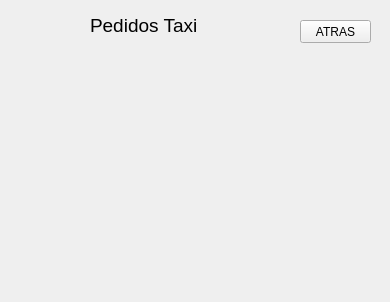
This is pedirtaxi.ui in Gelber-Martinez/TrabajoFinalPS as Qt 5 draws it before an edit. The edited form follows.
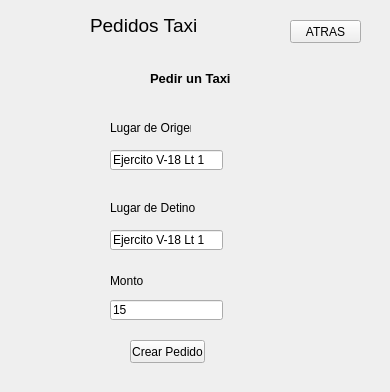
This is the edited form. Icons and pictures are not drawn.

Commit message: Añadiendo PedirTaxiCompleto

Diff of the .ui file:
```diff
--- a/pedirtaxi.ui
+++ b/pedirtaxi.ui
@@ -7,7 +7,7 @@
     <x>0</x>
     <y>0</y>
     <width>390</width>
-    <height>302</height>
+    <height>392</height>
    </rect>
   </property>
   <property name="windowTitle">
@@ -34,7 +34,7 @@
   <widget class="QPushButton" name="pushButton">
    <property name="geometry">
     <rect>
-     <x>300</x>
+     <x>290</x>
      <y>20</y>
      <width>71</width>
      <height>23</height>
@@ -43,6 +43,175 @@
    <property name="text">
     <string>ATRAS</string>
    </property>
+   <property name="icon">
+    <iconset resource="Imagenes.qrc">
+     <normaloff>:/imagenes/espalda.png</normaloff>:/imagenes/espalda.png</iconset>
+   </property>
+  </widget>
+  <widget class="QLabel" name="label_2">
+   <property name="geometry">
+    <rect>
+     <x>150</x>
+     <y>70</y>
+     <width>81</width>
+     <height>16</height>
+    </rect>
+   </property>
+   <property name="font">
+    <font>
+     <pointsize>10</pointsize>
+     <weight>75</weight>
+     <bold>true</bold>
+    </font>
+   </property>
+   <property name="text">
+    <string>Pedir un Taxi</string>
+   </property>
+  </widget>
+  <widget class="QLabel" name="label_3">
+   <property name="geometry">
+    <rect>
+     <x>110</x>
+     <y>120</y>
+     <width>81</width>
+     <height>16</height>
+    </rect>
+   </property>
+   <property name="text">
+    <string>Lugar de Origen</string>
+   </property>
+  </widget>
+  <widget class="QLabel" name="label_4">
+   <property name="geometry">
+    <rect>
+     <x>70</x>
+     <y>110</y>
+     <width>31</width>
+     <height>31</height>
+    </rect>
+   </property>
+   <property name="text">
+    <string/>
+   </property>
+   <property name="pixmap">
+    <pixmap resource="Imagenes.qrc">:/imagenes/carrera.png</pixmap>
+   </property>
+  </widget>
+  <widget class="QLineEdit" name="lineEdit">
+   <property name="geometry">
+    <rect>
+     <x>110</x>
+     <y>150</y>
+     <width>113</width>
+     <height>20</height>
+    </rect>
+   </property>
+   <property name="inputMask">
+    <string/>
+   </property>
+   <property name="text">
+    <string>Ejercito V-18 Lt 1</string>
+   </property>
+  </widget>
+  <widget class="QLabel" name="label_5">
+   <property name="geometry">
+    <rect>
+     <x>110</x>
+     <y>200</y>
+     <width>111</width>
+     <height>16</height>
+    </rect>
+   </property>
+   <property name="text">
+    <string>Lugar de Detino</string>
+   </property>
+  </widget>
+  <widget class="QLabel" name="label_6">
+   <property name="geometry">
+    <rect>
+     <x>70</x>
+     <y>180</y>
+     <width>31</width>
+     <height>41</height>
+    </rect>
+   </property>
+   <property name="text">
+    <string/>
+   </property>
+   <property name="pixmap">
+    <pixmap resource="Imagenes.qrc">:/imagenes/alfiler.png</pixmap>
+   </property>
+  </widget>
+  <widget class="QLineEdit" name="lineEdit_2">
+   <property name="geometry">
+    <rect>
+     <x>110</x>
+     <y>230</y>
+     <width>113</width>
+     <height>20</height>
+    </rect>
+   </property>
+   <property name="inputMask">
+    <string/>
+   </property>
+   <property name="text">
+    <string>Ejercito V-18 Lt 1</string>
+   </property>
+  </widget>
+  <widget class="QLabel" name="label_7">
+   <property name="geometry">
+    <rect>
+     <x>110</x>
+     <y>270</y>
+     <width>51</width>
+     <height>21</height>
+    </rect>
+   </property>
+   <property name="text">
+    <string>Monto</string>
+   </property>
+  </widget>
+  <widget class="QLabel" name="label_8">
+   <property name="geometry">
+    <rect>
+     <x>70</x>
+     <y>260</y>
+     <width>31</width>
+     <height>31</height>
+    </rect>
+   </property>
+   <property name="text">
+    <string/>
+   </property>
+   <property name="pixmap">
+    <pixmap resource="Imagenes.qrc">:/imagenes/dinero.png</pixmap>
+   </property>
+  </widget>
+  <widget class="QLineEdit" name="lineEdit_3">
+   <property name="geometry">
+    <rect>
+     <x>110</x>
+     <y>300</y>
+     <width>113</width>
+     <height>20</height>
+    </rect>
+   </property>
+   <property name="text">
+    <string>15</string>
+   </property>
+  </widget>
+  <widget class="QPushButton" name="pushButton_2">
+   <property name="geometry">
+    <rect>
+     <x>130</x>
+     <y>340</y>
+     <width>75</width>
+     <height>23</height>
+    </rect>
+   </property>
+   <property name="text">
+    <string>Crear Pedido</string>
+   </property>
   </widget>
  </widget>
  <resources/>
```
Left out of the diff: 4 changed lines with no effect on the pictures. The commit also changes 1 other file.
